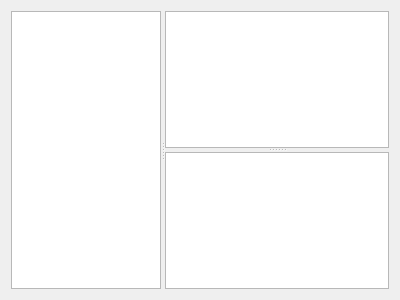
Qt form src/gui/requestbox/requestbox.ui (javierllorente/qactus) before a commit.
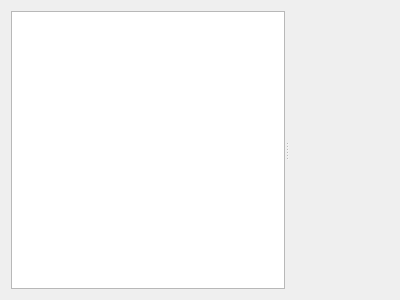
The same form after that commit. Custom widgets are drawn as their Qt base class.

Commit message: Create RequestsWidget for displaying requests/descriptions, use it in RequestBox and Browser as well, remove redundant RequestsTreeWidget

Patch:
```diff
--- a/src/gui/requestbox/requestbox.ui
+++ b/src/gui/requestbox/requestbox.ui
@@ -56,63 +56,7 @@
        </property>
       </column>
      </widget>
-     <widget class="QSplitter" name="verticalSplitter">
-      <property name="sizePolicy">
-       <sizepolicy hsizetype="Expanding" vsizetype="Expanding">
-        <horstretch>5</horstretch>
-        <verstretch>0</verstretch>
-       </sizepolicy>
-      </property>
-      <property name="orientation">
-       <enum>Qt::Vertical</enum>
-      </property>
-      <widget class="RequestTreeWidget" name="treeRequests">
-       <property name="sizePolicy">
-        <sizepolicy hsizetype="Expanding" vsizetype="Expanding">
-         <horstretch>0</horstretch>
-         <verstretch>0</verstretch>
-        </sizepolicy>
-       </property>
-       <property name="frameShape">
-        <enum>QFrame::StyledPanel</enum>
-       </property>
-       <property name="frameShadow">
-        <enum>QFrame::Sunken</enum>
-       </property>
-       <property name="editTriggers">
-        <set>QAbstractItemView::NoEditTriggers</set>
-       </property>
-       <property name="showDropIndicator" stdset="0">
-        <bool>false</bool>
-       </property>
-       <property name="dragDropOverwriteMode">
-        <bool>false</bool>
-       </property>
-       <property name="alternatingRowColors">
-        <bool>true</bool>
-       </property>
-       <property name="selectionMode">
-        <enum>QAbstractItemView::SingleSelection</enum>
-       </property>
-       <property name="selectionBehavior">
-        <enum>QAbstractItemView::SelectRows</enum>
-       </property>
-       <property name="rootIsDecorated">
-        <bool>false</bool>
-       </property>
-       <property name="sortingEnabled">
-        <bool>true</bool>
-       </property>
-      </widget>
-      <widget class="QTextBrowser" name="textBrowser">
-       <property name="sizePolicy">
-        <sizepolicy hsizetype="Expanding" vsizetype="Expanding">
-         <horstretch>0</horstretch>
-         <verstretch>0</verstretch>
-        </sizepolicy>
-       </property>
-      </widget>
-     </widget>
+     <widget class="RequestsWidget" name="requestsWidget" native="true"/>
     </widget>
    </item>
   </layout>
@@ -124,9 +68,10 @@
    <header>requestboxtreewidget.h</header>
   </customwidget>
   <customwidget>
-   <class>RequestTreeWidget</class>
-   <extends>QTreeView</extends>
-   <header location="global">requesttreewidget.h</header>
+   <class>RequestsWidget</class>
+   <extends>QWidget</extends>
+   <header>requestswidget.h</header>
+   <container>1</container>
   </customwidget>
  </customwidgets>
  <resources/>
```
The commit also changes 13 other files.
